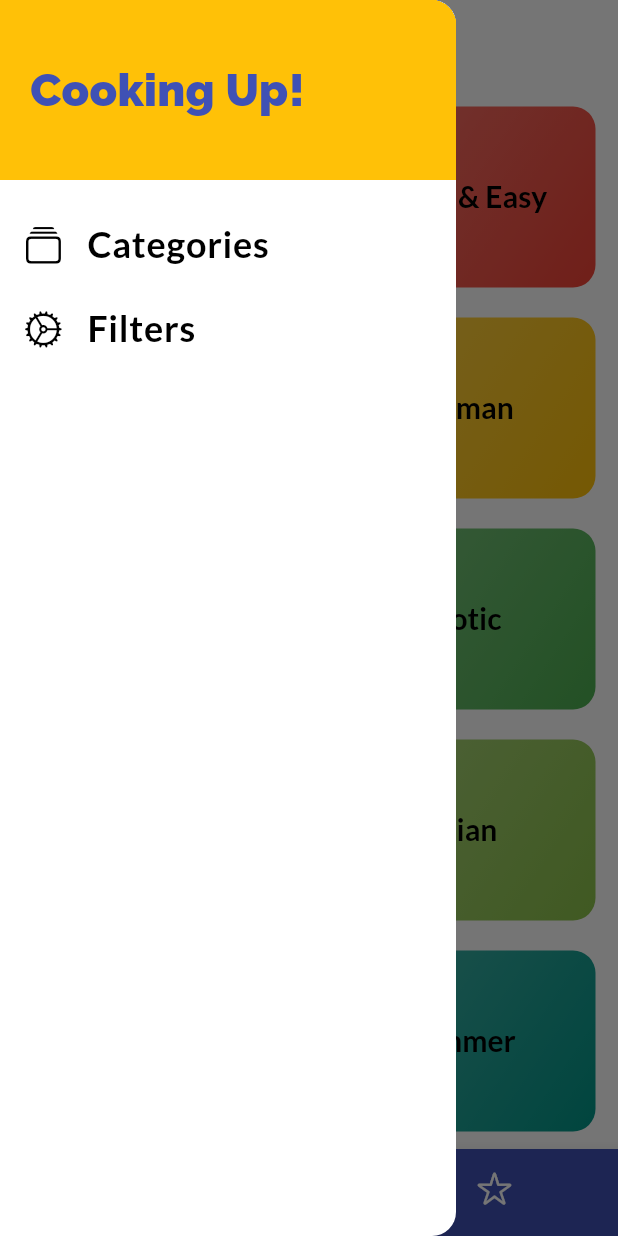
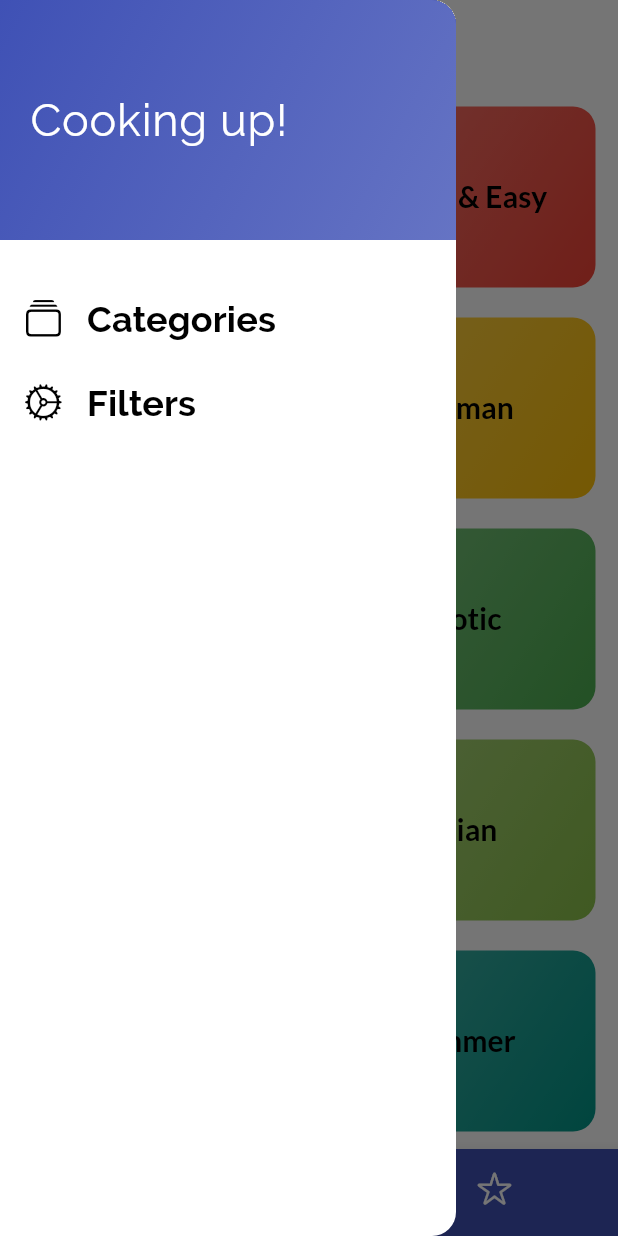
Before and after one commit to JuaniV2002/meals_app, a Flutter app: the screen it shows after launch, with the side drawer open, on a phone screen of 412 x 824 dp. Run offline on Flutter 3.47's test engine with Material 3 defaults, Android fonts, the phone set to English and light mode, and no system bars; our stand-ins replace transparent_image.

Commit message:
newer side drawer

```diff
--- a/lib/screens/tabs_screen.dart
+++ b/lib/screens/tabs_screen.dart
@@ -40,7 +40,7 @@ class _TabsScreenState extends State<TabsScreen> {
       appBar: AppBar(
         title: Text(_pages[_selectedPageIndex]['title'] as String),
       ),
-      drawer: MainDrawer(),
+      drawer: const MainDrawer(),
       body: _pages[_selectedPageIndex]['page'] as Widget,
       bottomNavigationBar: BottomNavigationBar(
         onTap: _selectPage,
--- a/lib/widgets/main_drawer.dart
+++ b/lib/widgets/main_drawer.dart
@@ -1,5 +1,7 @@
 import 'package:flutter/cupertino.dart';
 import 'package:flutter/material.dart';
+import 'package:flutter/widgets.dart';
+import 'package:flutter_complete_guide/screens/categories_screen.dart';
 
 import '/screens/filters_screen.dart';
 
@@ -28,34 +30,65 @@ class MainDrawer extends StatelessWidget {
   Widget build(BuildContext context) {
     return Drawer(
       child: Column(
-        children: <Widget>[
-          Container(
-            height: 120,
-            width: double.infinity,
+        children: [
+          DrawerHeader(
             padding: const EdgeInsets.all(20),
-            alignment: Alignment.centerLeft,
-            color: Theme.of(context).colorScheme.secondary,
-            child: Text(
-              'Cooking Up!',
-              style: TextStyle(
-                fontWeight: FontWeight.w900,
-                fontSize: 30,
-                color: Theme.of(context).primaryColor,
+            decoration: BoxDecoration(
+              gradient: LinearGradient(
+                colors: [
+                  Theme.of(context).colorScheme.primaryContainer,
+                  Theme.of(context)
+                      .colorScheme
+                      .primaryContainer
+                      .withOpacity(0.8),
+                ],
+                begin: Alignment.topLeft,
+                end: Alignment.bottomRight,
               ),
+            ),
+            child: Row(
+              children: [
+                Text(
+                  'Cooking up!',
+                  style: TextStyle(color: Colors.white, fontSize: 30),
+                ),
+              ],
             ),
           ),
           const SizedBox(height: 15),
-          buildListTile(
-            'Categories',
-            CupertinoIcons.rectangle_stack,
-            () {
+          ListTile(
+            leading: Icon(
+              CupertinoIcons.rectangle_stack,
+              size: 26,
+            ),
+            title: Text(
+              'Categories',
+              style: Theme.of(context).textTheme.titleSmall!.copyWith(
+                    color: Theme.of(context).colorScheme.onSurface,
+                    fontSize: 24,
+                    fontFamily: 'Raleway',
+                    fontWeight: FontWeight.bold,
+                  ),
+            ),
+            onTap: () {
               Navigator.of(context).pushReplacementNamed('/');
             },
           ),
-          buildListTile(
-            'Filters',
-            CupertinoIcons.settings,
-            () {
+          ListTile(
+            leading: Icon(
+              CupertinoIcons.settings,
+              size: 26,
+            ),
+            title: Text(
+              'Filters',
+              style: Theme.of(context).textTheme.titleSmall!.copyWith(
+                    color: Theme.of(context).colorScheme.onSurface,
+                    fontSize: 24,
+                    fontFamily: 'Raleway',
+                    fontWeight: FontWeight.bold,
+                  ),
+            ),
+            onTap: () {
               Navigator.of(context)
                   .pushReplacementNamed(FilterScreen.routeName);
             },
```
